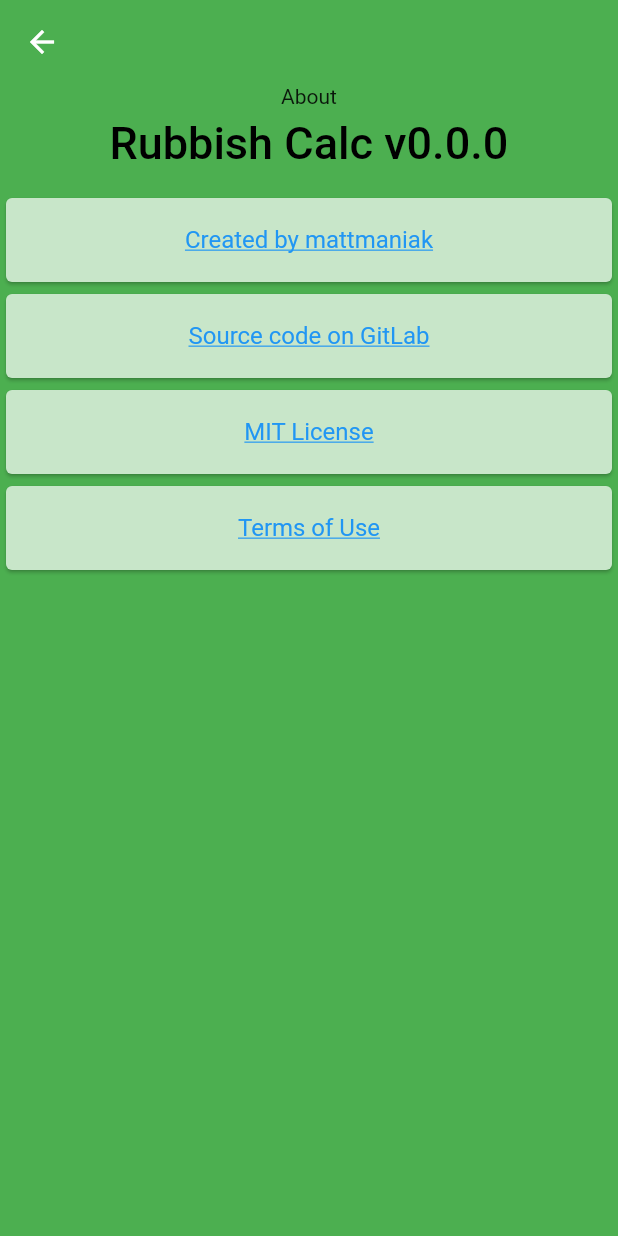
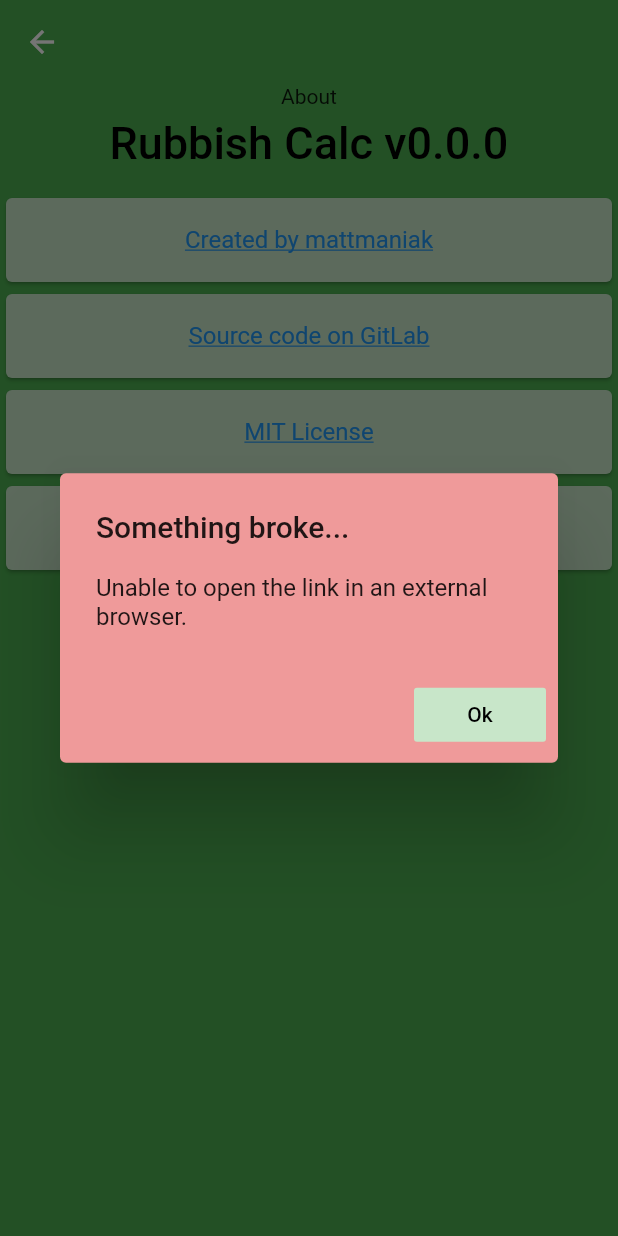
Before and after one commit to mattmaniak/rubbish_calc, a Flutter app: the About screen opened directly, after a tap on "Created by mattmaniak", on a phone screen of 412 x 824 dp. Run offline on Flutter 3.47's test engine with Material 2 defaults, Android fonts, the phone set to English and light mode, and no system bars; our stand-ins replace shared_preferences, sqflite; accounts and stored records are empty.

Commit message:
Started implementing better exception handling with dialoges.

```diff
--- a/lib/about.dart
+++ b/lib/about.dart
@@ -1,6 +1,7 @@
 import 'package:flutter/material.dart';
-import 'url.dart';
+import 'package:url_launcher/url_launcher.dart';
 import 'bar.dart';
+import 'error_dialog.dart';
 import 'style.dart' as style;
 
 class About extends StatelessWidget {
@@ -54,18 +55,27 @@ class _AboutButton extends StatelessWidget {
 
   Widget build(BuildContext context) {
     return Card(
-      color: style.buttonColor,
+      color: style.foregroundColor,
       child: ListTile(
         title: Text(
           title,
           textAlign: TextAlign.center,
           style: TextStyle(
-            color: Colors.blue,
+            color: style.linkColor,
             decoration: TextDecoration.underline,
           ),
         ),
-        onTap: () => openURL(url),
+        onTap: () => _openURL(url, context),
       ),
     );
   }
+
+  void _openURL(String url, BuildContext context) async {
+    if (await canLaunch(url)) {
+      await launch(url);
+    } else {
+      showErrorDialog(
+          'Unable to open the link in an external browser.', context);
+    }
+  }
 }
--- a/lib/app.dart
+++ b/lib/app.dart
@@ -70,7 +70,7 @@ class _AppState extends State<App> {
                         ),
                       ),
                       onPressed: _navigateToAboutScreen,
-                      color: style.buttonColor,
+                      color: style.foregroundColor,
                     ),
                   ],
                 ),
--- /dev/null
+++ b/lib/error_dialog.dart
@@ -0,0 +1,42 @@
+import 'package:flutter/material.dart';
+import 'package:flutter/widgets.dart';
+import 'style.dart' as style;
+
+void showErrorDialog(String message, BuildContext context) {
+  showDialog(
+    context: context,
+    barrierDismissible: false,
+    builder: (context) => ErrorDialog(message: message),
+  );
+}
+
+class ErrorDialog extends StatelessWidget {
+  final String message;
+
+  ErrorDialog({this.message});
+
+  @override
+  Widget build(BuildContext context) {
+    return AlertDialog(
+      backgroundColor: style.errorColor,
+      title: Text('Something broke...'),
+      content: Text(message),
+      actions: [
+        FlatButton(
+          color: style.foregroundColor,
+          child: Text(
+            'Ok',
+            style: TextStyle(
+              color: style.textColor,
+            ),
+          ),
+          onPressed: () => _close(context),
+        ),
+      ],
+    );
+  }
+
+  void _close(BuildContext context) {
+    Navigator.of(context).pop();
+  }
+}
--- a/lib/item.dart
+++ b/lib/item.dart
@@ -1,4 +1,5 @@
 import 'package:flutter/material.dart';
+import 'style.dart' as style;
 
 class Item extends StatefulWidget {
   final int uniqueId;
@@ -42,11 +43,11 @@ class _ItemState extends State<Item> {
   @override
   Widget build(BuildContext context) {
     return Card(
-      color: Colors.green[100],
+      color: style.foregroundColor,
       child: ListTile(
         leading: Icon(
           Icons.restore_from_trash,
-          color: Colors.black,
+          color: style.textColor,
           size: 40.0,
         ),
         title: Text(widget.name),
--- a/lib/style.dart
+++ b/lib/style.dart
@@ -3,5 +3,7 @@ library style;
 import 'package:flutter/material.dart';
 
 Color get backgroundColor => Colors.green[500];
-Color get buttonColor => Colors.green[100];
+Color get foregroundColor => Colors.green[100];
 Color get textColor => Colors.black;
+Color get linkColor => Colors.blue;
+Color get errorColor => Colors.red[200];
--- a/lib/url.dart
+++ /dev/null
@@ -1,9 +0,0 @@
-import 'package:url_launcher/url_launcher.dart';
-
-void openURL(String url) async {
-  if (await canLaunch(url)) {
-    await launch(url);
-  } else {
-    throw 'Unable to open the license in a browser.';
-  }
-}
```
Also changed, not shown: lib/database.dart (+6 -7 lines).
